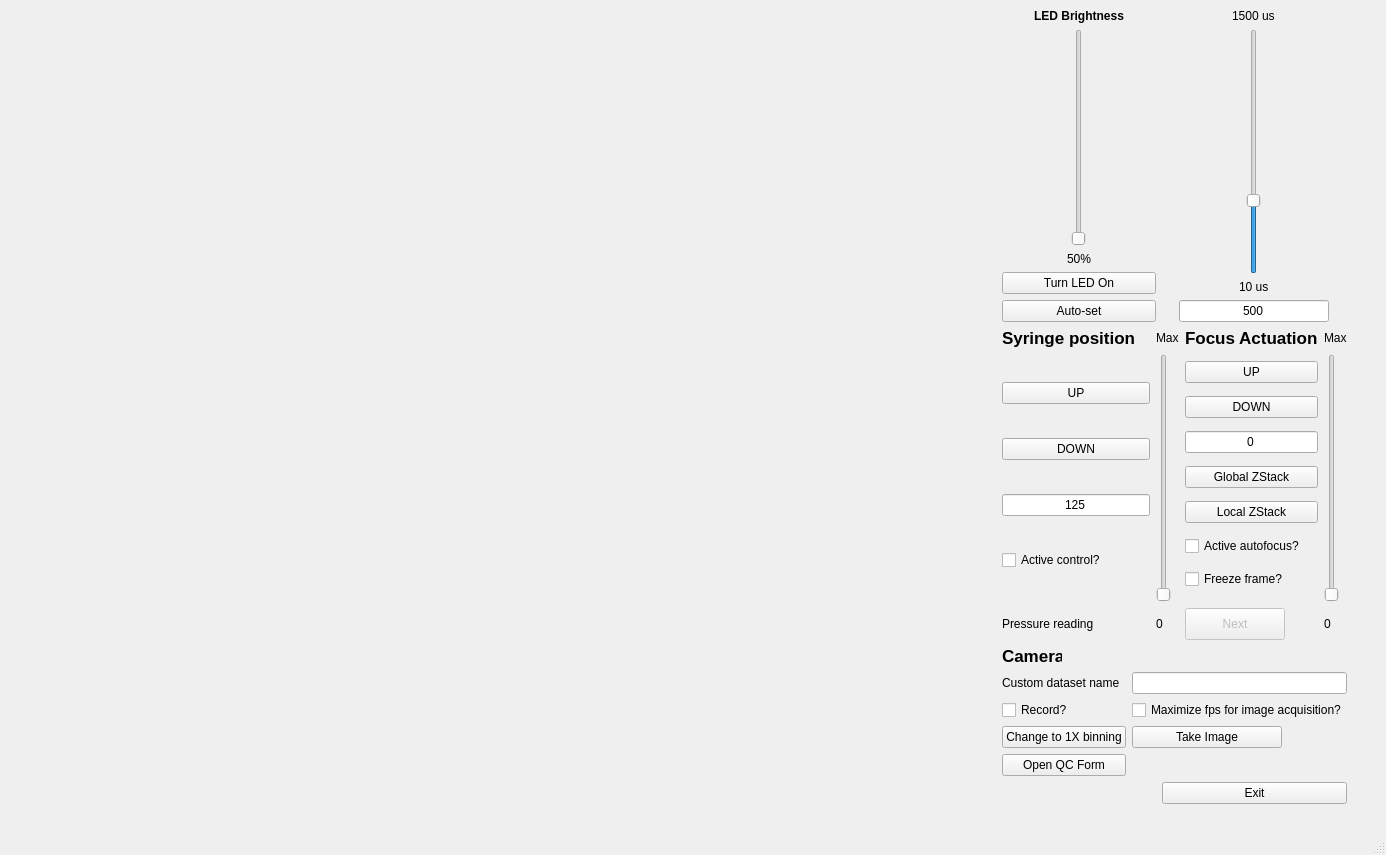
Before: the Qt Designer form ulc_mm_package/QtGUI/liveview.ui in czbiohub-sf/ulc-malaria-scope, drawn with Qt 5.
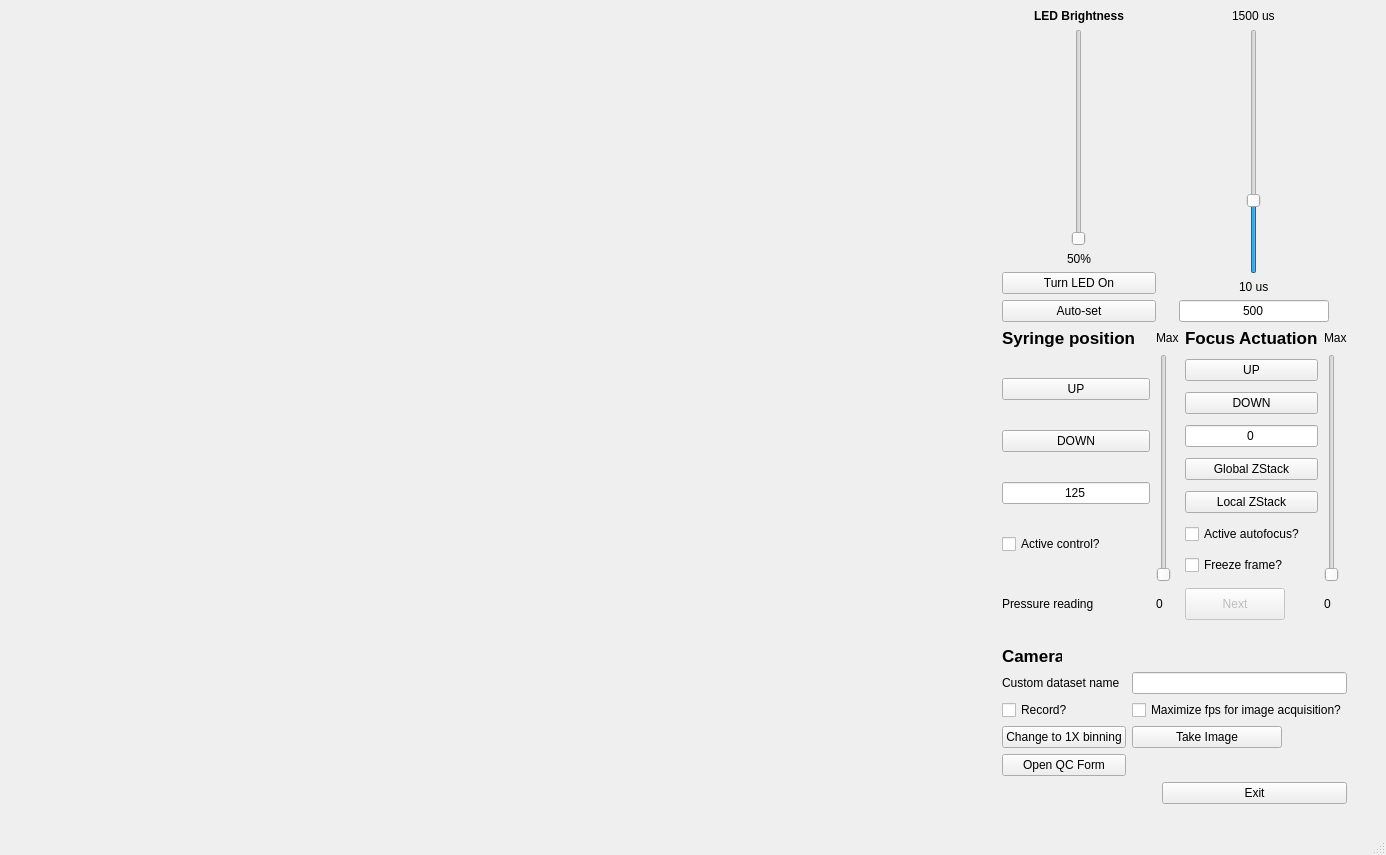
After: the same form once the commit is applied. Custom widgets are drawn as their Qt base class.

Commit message: display flowval

```diff
--- a/ulc_mm_package/QtGUI/liveview.ui
+++ b/ulc_mm_package/QtGUI/liveview.ui
@@ -369,6 +369,13 @@
           </property>
          </widget>
         </item>
+        <item row="4" column="0">
+         <widget class="QLabel" name="lblFlowrate">
+          <property name="text">
+           <string/>
+          </property>
+         </widget>
+        </item>
        </layout>
       </item>
       <item row="6" column="1">
```
The commit also changes 2 other files.
